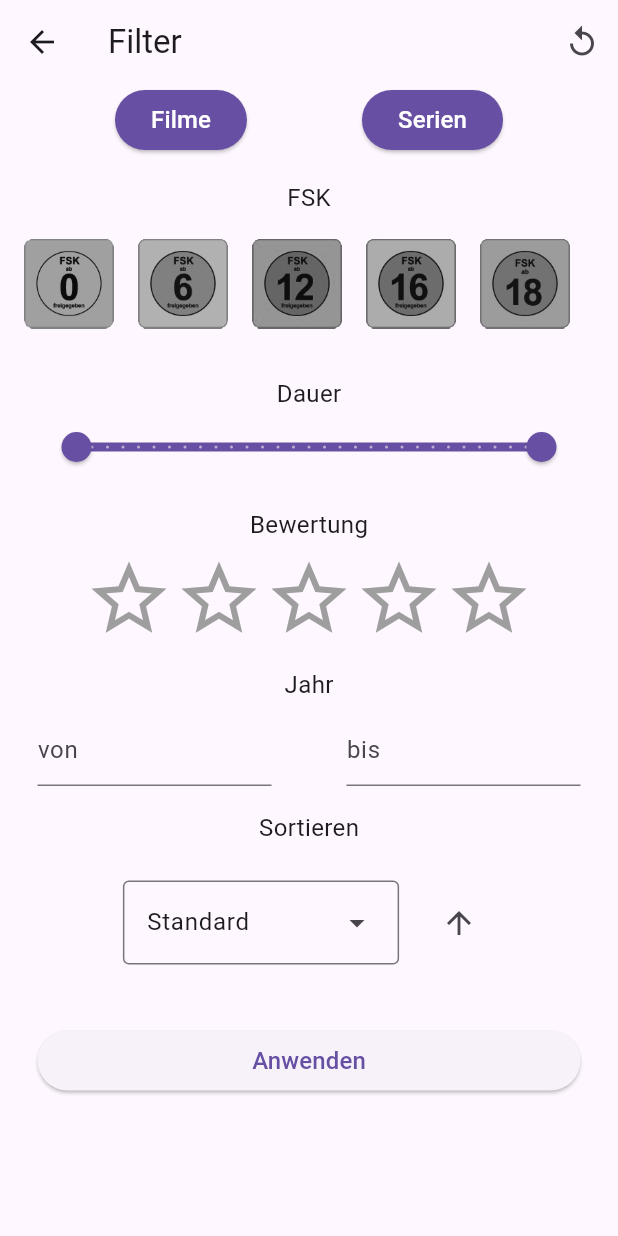
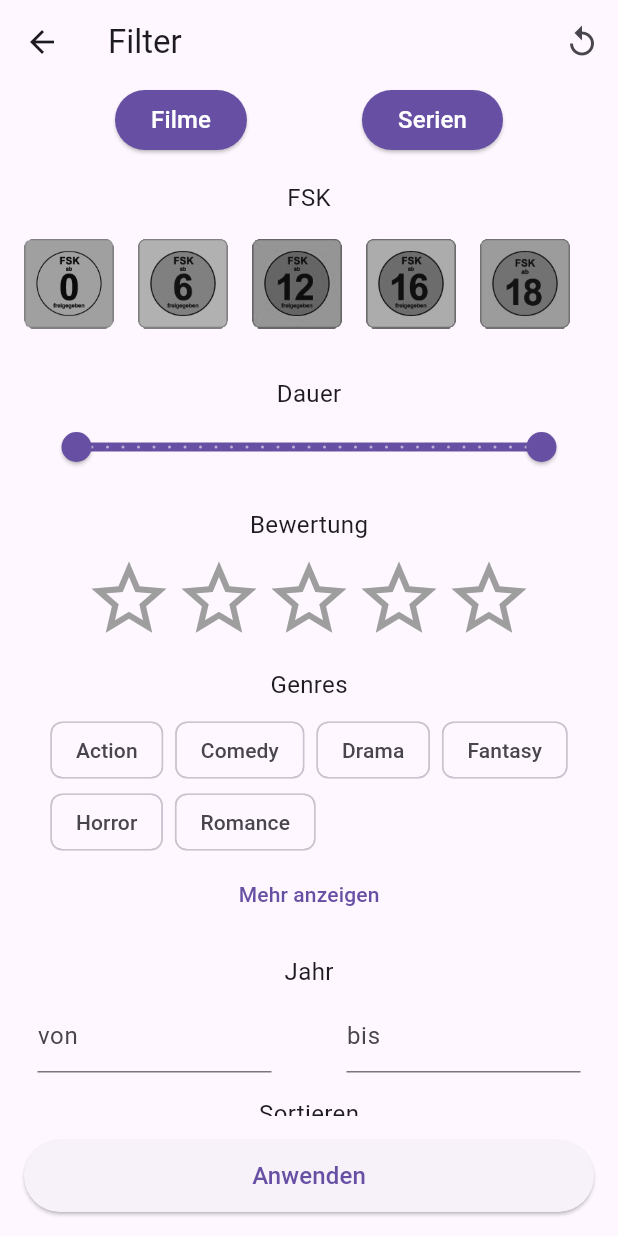
Before and after one commit to Manz2/movies, a Flutter app: the screen it shows after launch, after a tap on the "filter alt" icon, on a phone screen of 412 x 824 dp. Run offline on Flutter 3.47's test engine with Material 3 defaults, Android fonts, the phone set to English and light mode, and no system bars; drawn by our look-alikes of flutter_rating; our stand-ins replace cached_network_image, firebase_core, firebase_database, logger, shared_preferences, youtube_player_flutter; missing offline and left inert: json_store; accounts and stored records are empty; generated files the repository leaves out were written again.

Commit message:
#13 Add genre filter

```diff
--- a/lib/src/Filter/filter_controler.dart
+++ b/lib/src/Filter/filter_controler.dart
@@ -92,6 +92,10 @@ class FilterController {
     }
   }
 
+  setGenres(List<String> genres) {
+    _model.filter.genres = genres;
+  }
+
   setRating(rating) {
     _model.filter.rating = rating;
   }
@@ -114,6 +118,7 @@ class FilterController {
         yearFrom: 0,
         yearTo: 6000,
         sortBy: 'Standard',
-        accending: false);
+        accending: false,
+        genres: []);
   }
 }
--- a/lib/src/Filter/filter_model.dart
+++ b/lib/src/Filter/filter_model.dart
@@ -13,6 +13,7 @@ class Filter {
   int yearTo;
   String sortBy;
   bool accending;
+  List<String> genres;
 
   Filter({
     required this.movie,
@@ -24,5 +25,6 @@ class Filter {
     required this.yearTo,
     required this.sortBy,
     required this.accending,
+    required this.genres,
   });
 }
--- a/lib/src/Filter/filter_view.dart
+++ b/lib/src/Filter/filter_view.dart
@@ -36,8 +36,42 @@ class FilterViewState extends State<FilterView> {
     'Jahr',
     'Public Rating',
     'Alphabetisch',
-    'Dauer'
+    'Dauer',
   ];
+  final List<String> allGenres = [
+    'Action',
+    'Adventure',
+    'Animation',
+    'Comedy',
+    'Crime',
+    'Documentary',
+    'Drama',
+    'Family',
+    'Fantasy',
+    'History',
+    'Horror',
+    'Music',
+    'Mystery',
+    'Romance',
+    'Science Fiction',
+    'Thriller',
+    'TV Movie',
+    'War',
+    'Western',
+  ];
+
+  final List<String> initialGenres = [
+    'Action',
+    'Comedy',
+    'Drama',
+    'Fantasy',
+    'Horror',
+    'Romance',
+  ];
+
+  List<String> selectedGenres = [];
+  bool showAllGenres = false;
+
   TextEditingController dropdownController = TextEditingController();
 
   Future<void> _loadFontSize() async {
@@ -51,9 +85,11 @@ class FilterViewState extends State<FilterView> {
   void initState() {
     controller = FilterController(filter: widget.filter);
     setState(() {
-      movieIsSelected = controller.model.filter.movie == 1 ||
+      movieIsSelected =
+          controller.model.filter.movie == 1 ||
           controller.model.filter.movie == 3;
-      tvIsSelected = controller.model.filter.movie == 2 ||
+      tvIsSelected =
+          controller.model.filter.movie == 2 ||
           controller.model.filter.movie == 3;
       fsk0 = controller.model.filter.fsk.contains('0');
       fsk6 = controller.model.filter.fsk.contains('6');
@@ -62,12 +98,14 @@ class FilterViewState extends State<FilterView> {
       fsk18 = controller.model.filter.fsk.contains('18');
       _durationrange = RangeValues(
         controller.model.filter.durationFrom.toDouble(),
-          controller.model.filter.durationTo.toDouble());
+        controller.model.filter.durationTo.toDouble(),
+      );
       rating = controller.model.filter.rating;
       yearFrom = controller.model.filter.yearFrom;
       yearTo = controller.model.filter.yearTo;
       dropdownController.text = controller.model.filter.sortBy;
       accending = controller.model.filter.accending;
+      selectedGenres = controller.model.filter.genres.toList();
     });
     _loadFontSize();
     super.initState();
@@ -149,6 +187,13 @@ class FilterViewState extends State<FilterView> {
 
   @override
   Widget build(BuildContext context) {
+    final visibleGenres =
+        showAllGenres
+            ? allGenres
+            : {
+              ...selectedGenres, // alle gewählten
+              ...initialGenres, // plus die „Startanzeige“
+            }.toList();
     return Scaffold(
       appBar: AppBar(
         leading: IconButton(
@@ -179,7 +224,8 @@ class FilterViewState extends State<FilterView> {
                 _durationrange = const RangeValues(30, 180);
                 rating = 0;
                 yearFrom = 0;
-                  yearTo = 6000; // Wechseln des Zustands
+                yearTo = 6000;
+                selectedGenres = [];
               });
             },
           ),
@@ -193,29 +239,35 @@ class FilterViewState extends State<FilterView> {
               mainAxisAlignment: MainAxisAlignment.spaceEvenly,
               children: [
                 ElevatedButton(
-                      style: movieIsSelected
+                  style:
+                      movieIsSelected
                           ? ButtonStyle(
                             backgroundColor: WidgetStateProperty.all(
-                                  Theme.of(context).colorScheme.primary),
+                              Theme.of(context).colorScheme.primary,
+                            ),
                             foregroundColor: WidgetStateProperty.all(
-                                  Theme.of(context).colorScheme.onPrimary),
+                              Theme.of(context).colorScheme.onPrimary,
+                            ),
                           )
                           : null,
                   onPressed: _toggleMovieButton,
-                      child:
-                          Text('Filme', style: TextStyle(fontSize: _fontSize))),
+                  child: Text('Filme', style: TextStyle(fontSize: _fontSize)),
+                ),
                 ElevatedButton(
-                      style: tvIsSelected
+                  style:
+                      tvIsSelected
                           ? ButtonStyle(
                             backgroundColor: WidgetStateProperty.all(
-                                  Theme.of(context).colorScheme.primary),
+                              Theme.of(context).colorScheme.primary,
+                            ),
                             foregroundColor: WidgetStateProperty.all(
-                                  Theme.of(context).colorScheme.onPrimary),
+                              Theme.of(context).colorScheme.onPrimary,
+                            ),
                           )
                           : null,
                   onPressed: _toggleTvButton,
-                      child: Text('Serien',
-                          style: TextStyle(fontSize: _fontSize))),
+                  child: Text('Serien', style: TextStyle(fontSize: _fontSize)),
+                ),
               ],
             ),
             Padding(
@@ -234,7 +286,8 @@ class FilterViewState extends State<FilterView> {
                         onTap: () {
                           _togglefsk0();
                         },
-                          child: fsk0
+                        child:
+                            fsk0
                                 ? Image.asset('assets/images/FSK0.png')
                                 : Image.asset('assets/images/FSK0-bw.png'),
                       ),
@@ -248,7 +301,8 @@ class FilterViewState extends State<FilterView> {
                         onTap: () {
                           _togglefsk6();
                         },
-                          child: fsk6
+                        child:
+                            fsk6
                                 ? Image.asset('assets/images/FSK6.png')
                                 : Image.asset('assets/images/FSK6-bw.png'),
                       ),
@@ -262,7 +316,8 @@ class FilterViewState extends State<FilterView> {
                         onTap: () {
                           _togglefsk12();
                         },
-                          child: fsk12
+                        child:
+                            fsk12
                                 ? Image.asset('assets/images/FSK12.png')
                                 : Image.asset('assets/images/FSK12-bw.png'),
                       ),
@@ -276,7 +331,8 @@ class FilterViewState extends State<FilterView> {
                         onTap: () {
                           _togglefsk16();
                         },
-                          child: fsk16
+                        child:
+                            fsk16
                                 ? Image.asset('assets/images/FSK16.png')
                                 : Image.asset('assets/images/FSK16-bw.png'),
                       ),
@@ -290,7 +346,8 @@ class FilterViewState extends State<FilterView> {
                         onTap: () {
                           _togglefsk18();
                         },
-                          child: fsk18
+                        child:
+                            fsk18
                                 ? Image.asset('assets/images/FSK18.png')
                                 : Image.asset('assets/images/FSK18-bw.png'),
                       ),
@@ -339,11 +396,47 @@ class FilterViewState extends State<FilterView> {
               borderColor: Colors.grey,
               allowHalfRating: true,
               starCount: 5,
-                onRatingChanged: (rating) => setState(() {
+              onRatingChanged:
+                  (rating) => setState(() {
                     controller.setRating(rating);
                     this.rating = rating;
                   }),
             ),
+            Padding(
+              padding: const EdgeInsets.only(top: 16, bottom: 8),
+              child: Text("Genres", style: TextStyle(fontSize: _fontSize)),
+            ),
+
+            Wrap(
+              spacing: 8.0,
+              children:
+                  visibleGenres.map((genre) {
+                    final isSelected = selectedGenres.contains(genre);
+                    return ChoiceChip(
+                      label: Text(genre),
+                      selected: isSelected,
+                      onSelected: (selected) {
+                        setState(() {
+                          if (selected) {
+                            selectedGenres.add(genre);
+                          } else {
+                            selectedGenres.remove(genre);
+                          }
+                          controller.setGenres(selectedGenres);
+                        });
+                      },
+                    );
+                  }).toList(),
+            ),
+            TextButton(
+              onPressed: () {
+                setState(() {
+                  showAllGenres = !showAllGenres;
+                });
+              },
+              child: Text(showAllGenres ? 'Weniger anzeigen' : 'Mehr anzeigen'),
+            ),
+
             Padding(
               padding: const EdgeInsets.only(top: 16, bottom: 8),
               child: Text("Jahr", style: TextStyle(fontSize: _fontSize)),
@@ -356,7 +449,8 @@ class FilterViewState extends State<FilterView> {
                     padding: const EdgeInsets.only(left: 25, right: 25),
                     child: TextField(
                       controller: TextEditingController(
-                            text: yearFrom != 0 ? yearFrom.toString() : ''),
+                        text: yearFrom != 0 ? yearFrom.toString() : '',
+                      ),
                       keyboardType: TextInputType.number,
                       decoration: const InputDecoration(hintText: "von"),
                       onChanged: (text) => controller.setYearFrom(text),
@@ -368,7 +462,8 @@ class FilterViewState extends State<FilterView> {
                     padding: const EdgeInsets.only(left: 25, right: 25),
                     child: TextField(
                       controller: TextEditingController(
-                            text: yearTo != 6000 ? yearTo.toString() : ''),
+                        text: yearTo != 6000 ? yearTo.toString() : '',
+                      ),
                       keyboardType: TextInputType.number,
                       decoration: const InputDecoration(hintText: "bis"),
                       onChanged: (text) => controller.setYearTo(text),
@@ -389,10 +484,14 @@ class FilterViewState extends State<FilterView> {
                   DropdownMenu(
                     initialSelection: controller.model.filter.sortBy,
                     controller: dropdownController,
-                          dropdownMenuEntries: sortOptions
-                              .map<DropdownMenuEntry<String>>((String value) {
+                    dropdownMenuEntries:
+                        sortOptions.map<DropdownMenuEntry<String>>((
+                          String value,
+                        ) {
                           return DropdownMenuEntry<String>(
-                                value: value, label: value);
+                            value: value,
+                            label: value,
+                          );
                         }).toList(),
                     onSelected: (value) {
                       dropdownController.text = value!;
@@ -404,10 +503,12 @@ class FilterViewState extends State<FilterView> {
                         });
                       }
                       controller.setSortBy(value.toString());
-                          }),
+                    },
+                  ),
                   Padding(
                     padding: const EdgeInsets.only(left: 16),
-                        child: accending
+                    child:
+                        accending
                             ? IconButton(
                               icon: const Icon(Icons.arrow_downward),
                               onPressed: () {
@@ -422,22 +523,26 @@ class FilterViewState extends State<FilterView> {
                             ),
                   ),
                 ],
-                  )),
-              //sortieren nach hizugefügt am un nicht sortieren als standart
-              Padding(
-                padding: const EdgeInsets.fromLTRB(25, 40, 25, 0),
+              ),
+            ),
+            const SizedBox(height: 100),
+          ],
+        ),
+      ),
+      bottomNavigationBar: SafeArea(
+        child: Padding(
+          padding: const EdgeInsets.all(16.0),
           child: SizedBox(
             width: double.infinity,
+            height: 48,
             child: ElevatedButton(
-                      style: ElevatedButton.styleFrom(),
-                      onPressed: () =>
-                          Navigator.of(context).pop(controller.model.filter),
-                      child: Text('Anwenden',
-                          style: TextStyle(fontSize: _fontSize))),
+              onPressed:
+                  () => Navigator.of(context).pop(controller.model.filter),
+              child: Text('Anwenden', style: TextStyle(fontSize: _fontSize)),
             ),
-              )
-            ],
           ),
-        ));
+        ),
+      ),
+    );
   }
 }
--- a/lib/src/home/home_controller.dart
+++ b/lib/src/home/home_controller.dart
@@ -28,6 +28,7 @@ class HomeController {
           yearTo: 6000,
           sortBy: 'Standard',
           accending: false,
+          genres: [],
         ),
       );
 
@@ -85,6 +86,12 @@ class HomeController {
         matchesFilter = false;
       } else if (filter.movie == 3 &&
           !(movie.mediaType == 'movie' || movie.mediaType == 'tv')) {
+        matchesFilter = false;
+      }
+
+      // Filtere nach Genre
+      if (filter.genres.isNotEmpty &&
+          !movie.genre.any((genre) => filter.genres.contains(genre))) {
         matchesFilter = false;
       }
 
@@ -157,6 +164,7 @@ class HomeController {
       yearTo: 6000,
       sortBy: 'Standard',
       accending: false,
+      genres: [],
     );
   }
 
```
Lines whose indentation alone changed are shown as unchanged.
